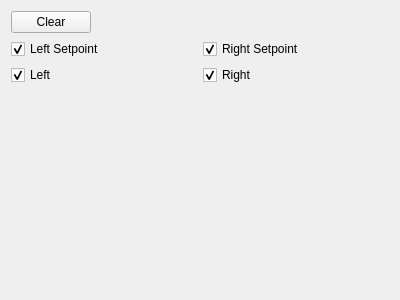
Old version of the form sim/simulator/lib/widgets/pidwidget.ui in the repository WPISmartmouse/Smartmouse_2018.
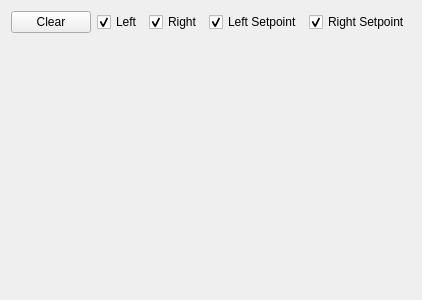
New version of the form.

Patch:
```diff
--- a/sim/simulator/lib/widgets/pidwidget.ui
+++ b/sim/simulator/lib/widgets/pidwidget.ui
@@ -34,6 +34,46 @@
          </property>
         </widget>
        </item>
+       <item>
+        <widget class="QCheckBox" name="left_checkbox">
+         <property name="text">
+          <string>Left</string>
+         </property>
+         <property name="checked">
+          <bool>true</bool>
+         </property>
+        </widget>
+       </item>
+       <item>
+        <widget class="QCheckBox" name="right_checkbox">
+         <property name="text">
+          <string>Right</string>
+         </property>
+         <property name="checked">
+          <bool>true</bool>
+         </property>
+        </widget>
+       </item>
+       <item>
+        <widget class="QCheckBox" name="left_setpoint_checkbox">
+         <property name="text">
+          <string>Left Setpoint</string>
+         </property>
+         <property name="checked">
+          <bool>true</bool>
+         </property>
+        </widget>
+       </item>
+       <item>
+        <widget class="QCheckBox" name="right_setpoint_checkbox">
+         <property name="text">
+          <string>Right Setpoint</string>
+         </property>
+         <property name="checked">
+          <bool>true</bool>
+         </property>
+        </widget>
+       </item>
        <item>
         <spacer name="horizontalSpacer">
          <property name="orientation">
@@ -50,48 +90,7 @@
       </layout>
      </item>
      <item>
-      <layout class="QGridLayout" name="checkbox_layout">
-       <item row="1" column="1">
-        <widget class="QCheckBox" name="right_setpoint_checkbox">
-         <property name="text">
-          <string>Right Setpoint</string>
-         </property>
-         <property name="checked">
-          <bool>true</bool>
-         </property>
-        </widget>
-       </item>
-       <item row="2" column="1">
-        <widget class="QCheckBox" name="right_checkbox">
-         <property name="text">
-          <string>Right</string>
-         </property>
-         <property name="checked">
-          <bool>true</bool>
-         </property>
-        </widget>
-       </item>
-       <item row="1" column="0">
-        <widget class="QCheckBox" name="left_setpoint_checkbox">
-         <property name="text">
-          <string>Left Setpoint</string>
-         </property>
-         <property name="checked">
-          <bool>true</bool>
-         </property>
-        </widget>
-       </item>
-       <item row="2" column="0">
-        <widget class="QCheckBox" name="left_checkbox">
-         <property name="text">
-          <string>Left</string>
-         </property>
-         <property name="checked">
-          <bool>true</bool>
-         </property>
-        </widget>
-       </item>
-      </layout>
+      <layout class="QGridLayout" name="checkbox_layout"/>
      </item>
      <item>
       <spacer name="verticalSpacer">
```
